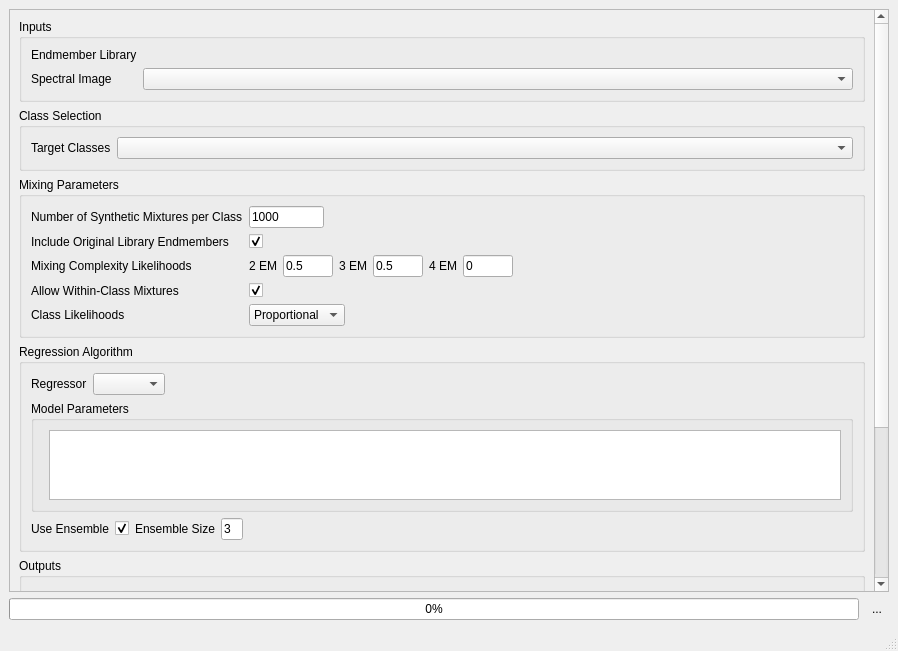
The window that enmapbox/coreapps/enmapboxapplications/synthmixapp/ui/main.ui (jakimowb/enmapbox_testmigration2) describes before a commit, drawn with Qt 5.
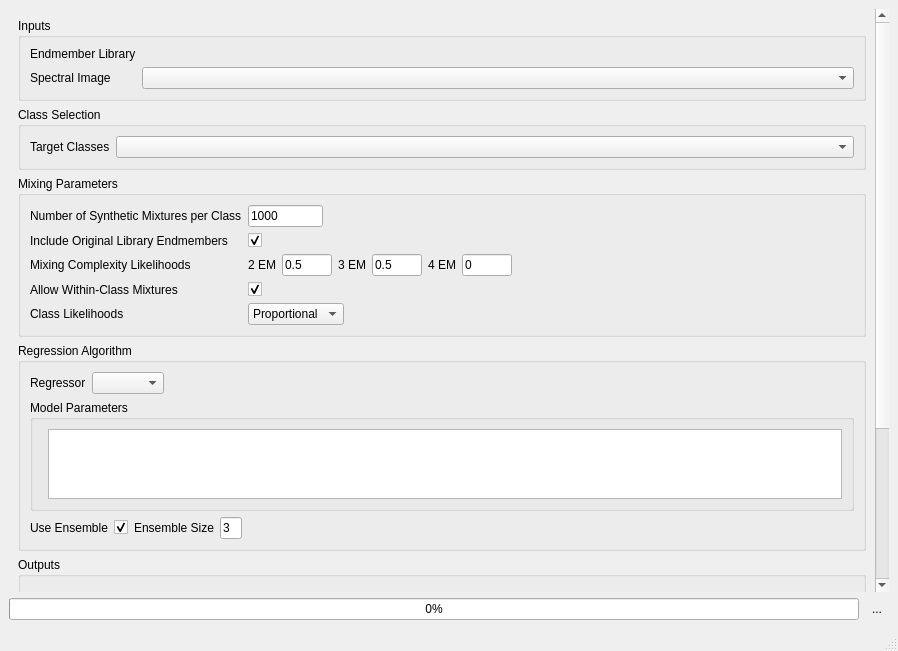
The same window after the commit. Icons and pictures are not drawn. Custom widgets are drawn as their Qt base class.

Patch:
```diff
--- a/enmapbox/coreapps/enmapboxapplications/synthmixapp/ui/main.ui
+++ b/enmapbox/coreapps/enmapboxapplications/synthmixapp/ui/main.ui
@@ -23,6 +23,9 @@
    <layout class="QVBoxLayout" name="verticalLayout" stretch="0,0">
     <item>
      <widget class="QScrollArea" name="scrollArea">
+      <property name="frameShape">
+       <enum>QFrame::NoFrame</enum>
+      </property>
       <property name="widgetResizable">
        <bool>true</bool>
       </property>
@@ -30,8 +33,8 @@
        <property name="geometry">
         <rect>
          <x>0</x>
-         <y>-234</y>
-         <width>853</width>
+         <y>0</y>
+         <width>855</width>
          <height>745</height>
         </rect>
        </property>
```
